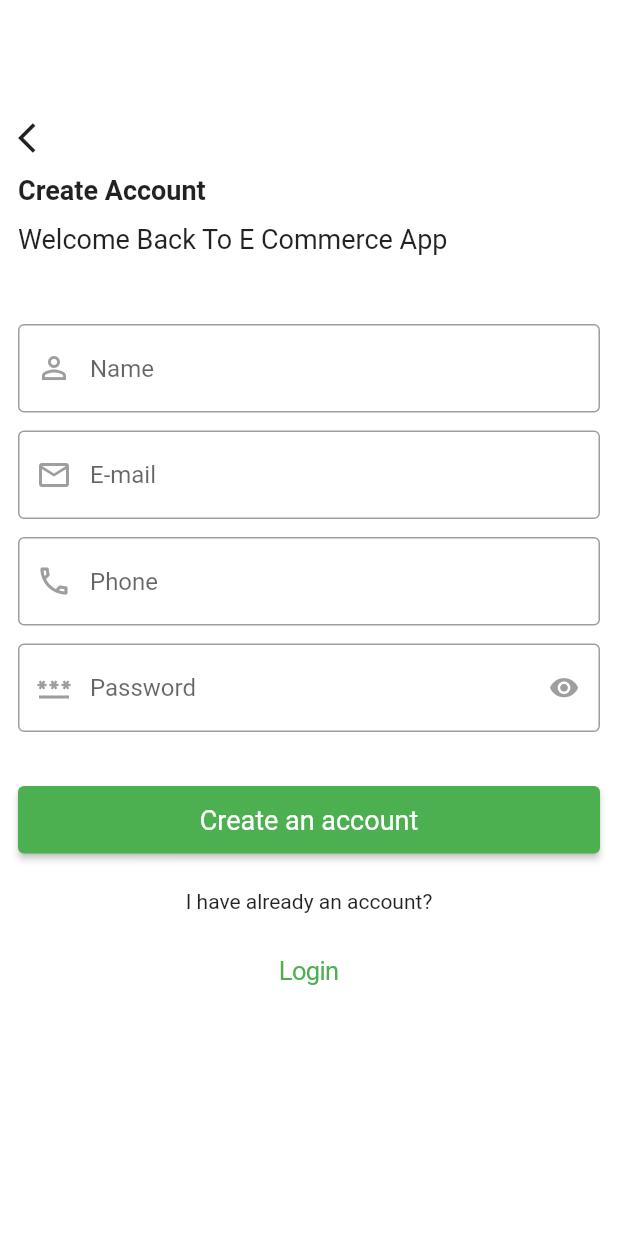
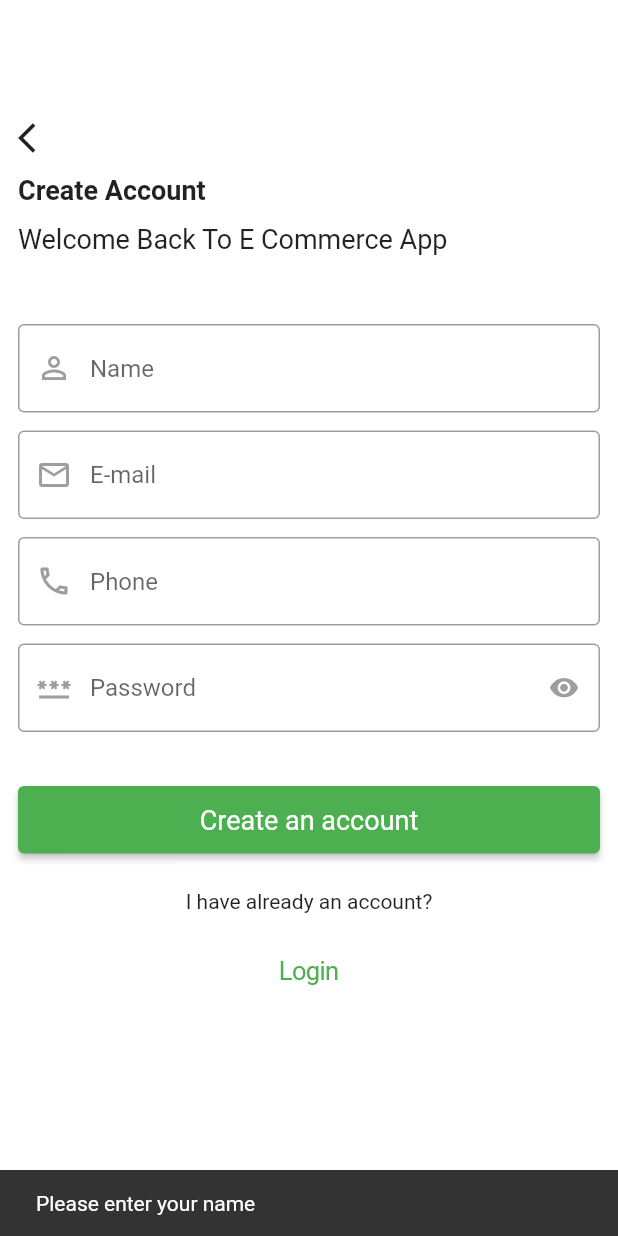
Before and after one commit to Ammad99550/Agriculture-App, a Flutter app: the SignUp screen opened directly, after a tap on "Create an account", on a phone screen of 412 x 824 dp. Run offline on Flutter 3.47's test engine with Material 2 defaults, Android fonts, the phone set to English and light mode, and no system bars; our stand-ins replace firebase_auth, firebase_core, fluttertoast; accounts and stored records are empty; network calls fail.

Commit message:
Complete Firebase Authentication
Users are being successfully Login/SignUp

```diff
--- a/agriculture_management/lib/screens/auth_ui/sign_up/sign_up.dart
+++ b/agriculture_management/lib/screens/auth_ui/sign_up/sign_up.dart
@@ -143,20 +143,108 @@ class _SignUpState extends State<SignUp> {
     );
   }
 
+  void showLoadingDialog() {
+    showDialog(
+      context: context,
+      barrierDismissible: false,
+      builder: (BuildContext context) {
+        return Center(
+          child: CircularProgressIndicator(),
+        );
+      },
+    );
+  }
+
+  void _showSnackbar(String message) {
+    final snackBar = SnackBar(
+      content: Text(message),
+      duration: const Duration(seconds: 3),
+    );
+    ScaffoldMessenger.of(context).showSnackBar(snackBar);
+  }
+
   void _signUp() async {
     String username = _name.text;
     String email = _email.text;
     String phone = _phone.text;
     String password = _password.text;
 
+    if (_name.text.isEmpty) {
+      _showSnackbar("Please enter your name");
+      return;
+    }
+
+    if (_email.text.isEmpty) {
+      _showSnackbar("Please enter your email");
+      return;
+    }
+
+    if (_phone.text.isEmpty) {
+      _showSnackbar("Please enter your phone");
+      return;
+    }
+
+    if (_password.text.isEmpty) {
+      _showSnackbar("Please enter your password");
+      return;
+    }
+
+    // Validate email format
+    if (!RegExp(r"^[a-zA-Z0-9]+@[a-zA-Z0-9]+\.[a-zA-Z]+").hasMatch(email) &&
+        _email.text.isNotEmpty) {
+      _showSnackbar("Invalid email format");
+      return;
+    }
+
+    // Validate password length
+    if (password.length < 6 && _password.text.isNotEmpty) {
+      _showSnackbar("Password must be at least 6 characters long");
+      return;
+    }
+
+    // Show CircularProgressIndicator while signing up
+    showLoadingDialog();
+
+    try {
+      // Attempt to sign up
       User? user = await _auth.signUpWithEmailandPassword(email, password);
+
+      // Close the CircularProgressIndicator
+      Navigator.of(context).pop();
+
+      // Delay execution for a moment to ensure CircularProgressIndicator is dismissed
+      await Future.delayed(Duration(milliseconds: 300));
 
       if (user != null) {
         print("Sign up successful");
+
+        // Show success Snackbar
+        _showSnackbar("User successfully signed up");
+
+        // Navigate to the other screen after Snackbar is displayed
+        Future.delayed(Duration(seconds: 2), () {
           FirebaseAuth.instance.signOut();
           Routes.instance.push(widget: const Login(), context: context);
+        });
       } else {
         print("Sign up failed");
       }
+    } catch (e) {
+      // Close the CircularProgressIndicator
+      Navigator.of(context).pop();
+
+      // Check the specific exception for email already in use
+      if (e is FirebaseAuthException && e.code == 'email-already-in-use') {
+        _showSnackbar("Email is already in use");
+      } else {
+        // Check if the message contains the reCAPTCHA token warning
+        String errorMessage = e.toString();
+        if (errorMessage.contains("Creating user with empty reCAPTCHA token")) {
+          _showSnackbar("Failed to create user. Please try again.");
+        } else {
+          _showSnackbar("Sign up failed");
         }
       }
+    }
+  }
+}
```
Also changed, not shown: agriculture_management/lib/screens/auth_ui/login/login.dart (+31 -15 lines). Lines whose indentation alone changed are shown as unchanged.
